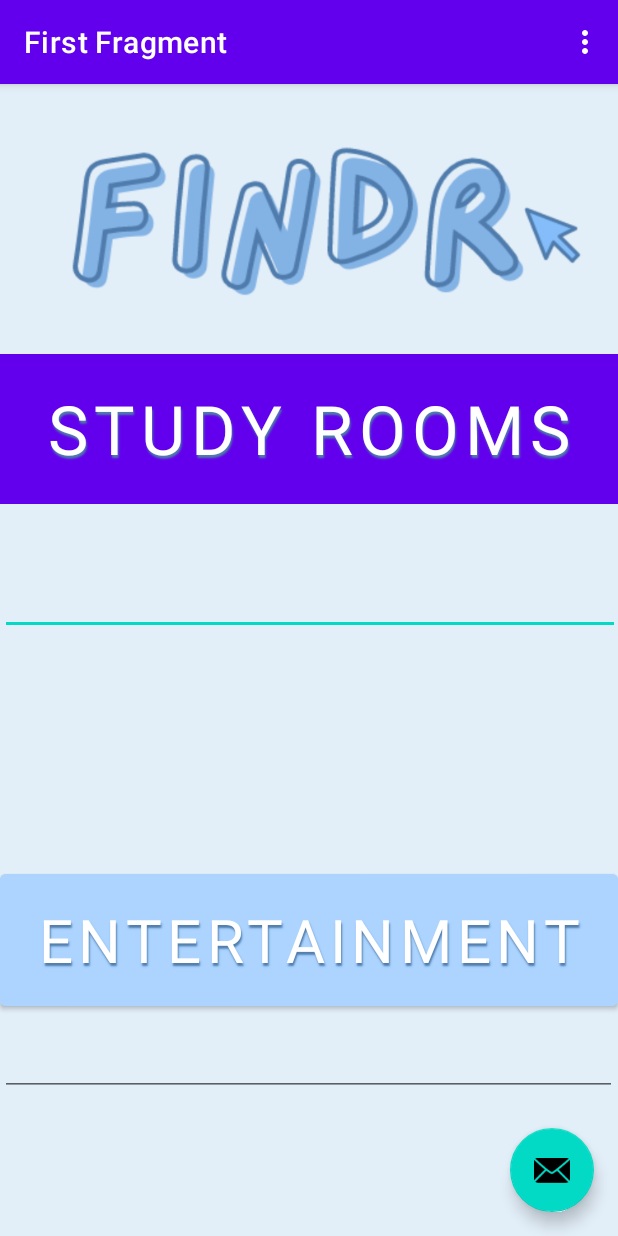
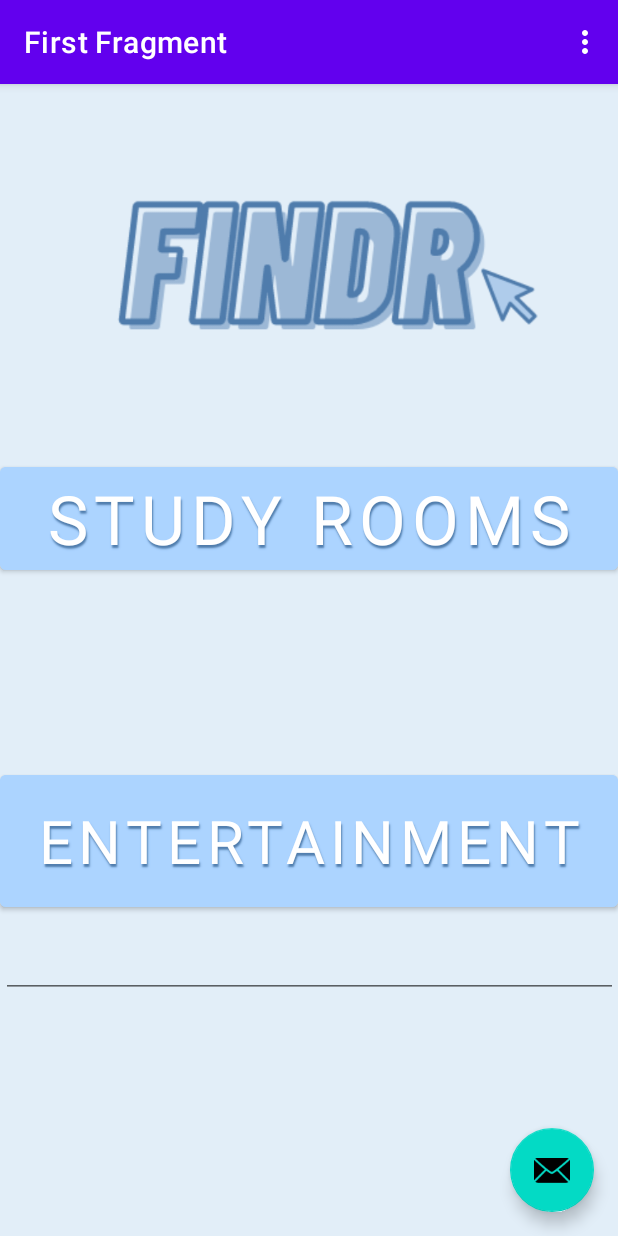
Before and after one commit to Scesar1/HopHackF21, an Android app: the screen it shows after launch (MainActivity), on a phone screen of 412 x 824 dp. Run offline under Robolectric (Android 15) with nearby library versions, the light colour scheme and no system bars; our stand-ins replace navigation-ui; Roboto replaces fonts that are not available here.

Commit message:
Merge remote-tracking branch 'origin/main' into main
# Conflicts:
#	back-end/HopHacks/.idea/workspace.xml

```diff
--- a/back-end/HopHacks/app/src/main/res/layout/fragment_first.xml
+++ b/back-end/HopHacks/app/src/main/res/layout/fragment_first.xml
@@ -14,6 +14,7 @@
         android:id="@+id/editTextTextMultiLine3"
         android:layout_width="413dp"
         android:layout_height="82dp"
+        android:background="#00000000"
         android:ems="10"
         android:fontFamily="@font/baloo_bhai"
         android:gravity="center_horizontal"
@@ -25,14 +26,13 @@
         app:layout_constraintEnd_toEndOf="parent"
         app:layout_constraintStart_toStartOf="parent"
         app:layout_constraintTop_toTopOf="parent"
-        app:layout_constraintVertical_bias="0.416"
+        app:layout_constraintVertical_bias="0.499"
         tools:text="For those looking for a place to grind out their homework" />
 
     <Button
         android:id="@+id/button_first"
         android:layout_width="0dp"
-        android:layout_height="100dp"
-        android:background="@drawable/pic1"
+        android:layout_height="wrap_content"
         android:backgroundTint="#ACD4FF"
         android:fontFamily="@font/baloo_bhai"
         android:shadowColor="#4F7CAC"
@@ -43,10 +43,10 @@
         android:textSize="45sp"
         app:layout_constraintBottom_toBottomOf="parent"
         app:layout_constraintEnd_toEndOf="parent"
-        app:layout_constraintHorizontal_bias="0.0"
+        app:layout_constraintHorizontal_bias="1.0"
         app:layout_constraintStart_toStartOf="parent"
         app:layout_constraintTop_toTopOf="parent"
-        app:layout_constraintVertical_bias="0.269"
+        app:layout_constraintVertical_bias="0.363"
         app:strokeColor="#4F7CAC" />
 
     <Button
@@ -66,7 +66,7 @@
         app:layout_constraintHorizontal_bias="0.0"
         app:layout_constraintStart_toStartOf="parent"
         app:layout_constraintTop_toTopOf="parent"
-        app:layout_constraintVertical_bias="0.779" />
+        app:layout_constraintVertical_bias="0.681" />
 
     <EditText
         android:id="@+id/editTextTextMultiLine2"
@@ -81,22 +81,22 @@
         android:textSize="20sp"
         app:layout_constraintBottom_toBottomOf="parent"
         app:layout_constraintEnd_toEndOf="parent"
-        app:layout_constraintHorizontal_bias="0.0"
+        app:layout_constraintHorizontal_bias="1.0"
         app:layout_constraintStart_toStartOf="parent"
         app:layout_constraintTop_toTopOf="parent"
-        app:layout_constraintVertical_bias="0.87"
+        app:layout_constraintVertical_bias="0.779"
         tools:text="For those looking for on-campus fun" />
 
     <ImageView
-        android:id="@+id/imageView2"
+        android:id="@+id/imageView"
         android:layout_width="wrap_content"
         android:layout_height="wrap_content"
-        android:src="@drawable/hf"
+        android:src="@drawable/hf3"
         app:layout_constraintBottom_toBottomOf="parent"
         app:layout_constraintEnd_toEndOf="parent"
         app:layout_constraintHorizontal_bias="1.0"
         app:layout_constraintStart_toStartOf="parent"
         app:layout_constraintTop_toTopOf="parent"
-        app:layout_constraintVertical_bias="0.0" />
+        app:layout_constraintVertical_bias="0.046" />
 
 </androidx.constraintlayout.widget.ConstraintLayout>
```
Also changed, not shown: back-end/HopHacks/app/src/main/res/drawable/hf3.png (added).
